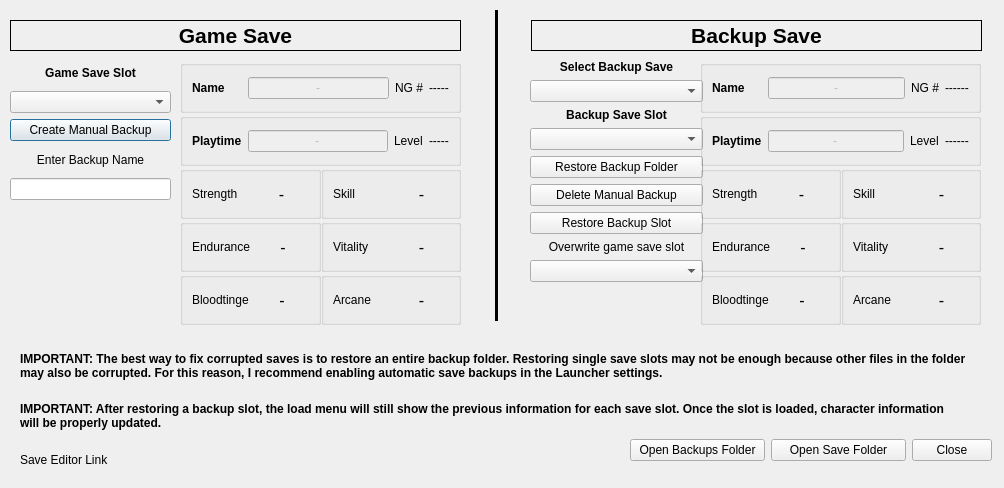
Above: modules/SaveManager.ui from rainmakerv3/BB_Launcher before the change. Below: the same form after it.
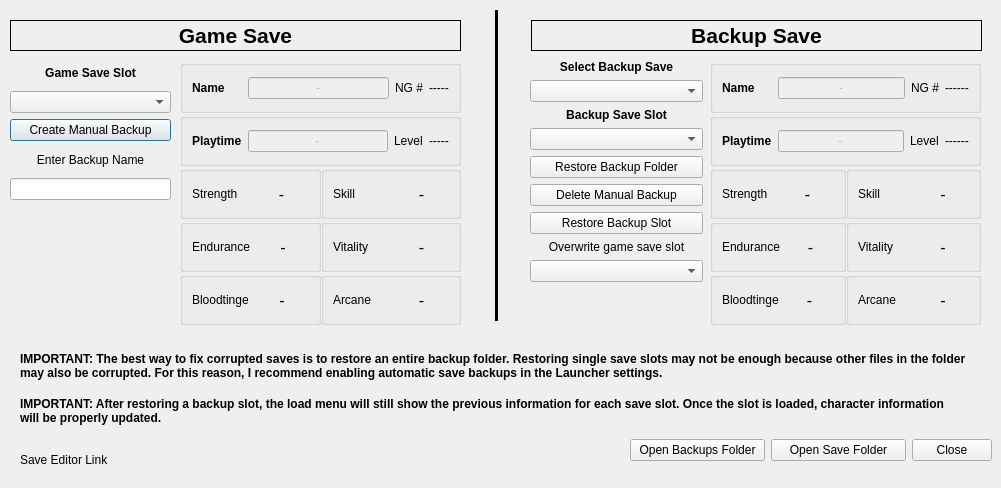
That is the form after the change.

What changed in the file:
```diff
--- a/modules/SaveManager.ui
+++ b/modules/SaveManager.ui
@@ -6,7 +6,7 @@
    <rect>
     <x>0</x>
     <y>0</y>
-    <width>1004</width>
+    <width>1001</width>
     <height>488</height>
    </rect>
   </property>
@@ -438,7 +438,7 @@
     <rect>
      <x>20</x>
      <y>450</y>
-     <width>431</width>
+     <width>481</width>
      <height>20</height>
     </rect>
    </property>
@@ -553,9 +553,9 @@
    <property name="geometry">
     <rect>
      <x>20</x>
-     <y>400</y>
+     <y>390</y>
      <width>941</width>
-     <height>31</height>
+     <height>41</height>
     </rect>
    </property>
    <property name="font">
@@ -633,9 +633,9 @@
   <widget class="QWidget" name="verticalLayoutWidget_4">
    <property name="geometry">
     <rect>
-     <x>700</x>
+     <x>710</x>
      <y>60</y>
-     <width>281</width>
+     <width>271</width>
      <height>265</height>
     </rect>
    </property>
```
